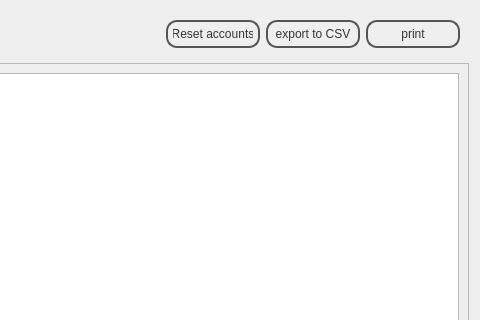
Above: penyamanager/slowpayersview.ui from eguzki/penyamanager before the change; both pictures show x 320 to 800 and y 0 to 320 of the 800 by 600 pixel window. Below: the same form after it.
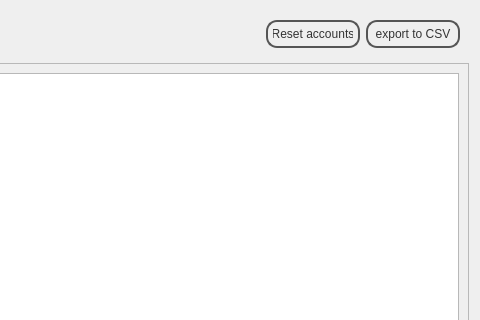
That is the form after the change.

The edit to the form file:
```diff
--- a/penyamanager/slowpayersview.ui
+++ b/penyamanager/slowpayersview.ui
@@ -105,13 +105,6 @@
         </property>
        </widget>
       </item>
-      <item>
-       <widget class="QPushButton" name="printPushButton">
-        <property name="text">
-         <string>print</string>
-        </property>
-       </widget>
-      </item>
      </layout>
     </widget>
    </item>
```
